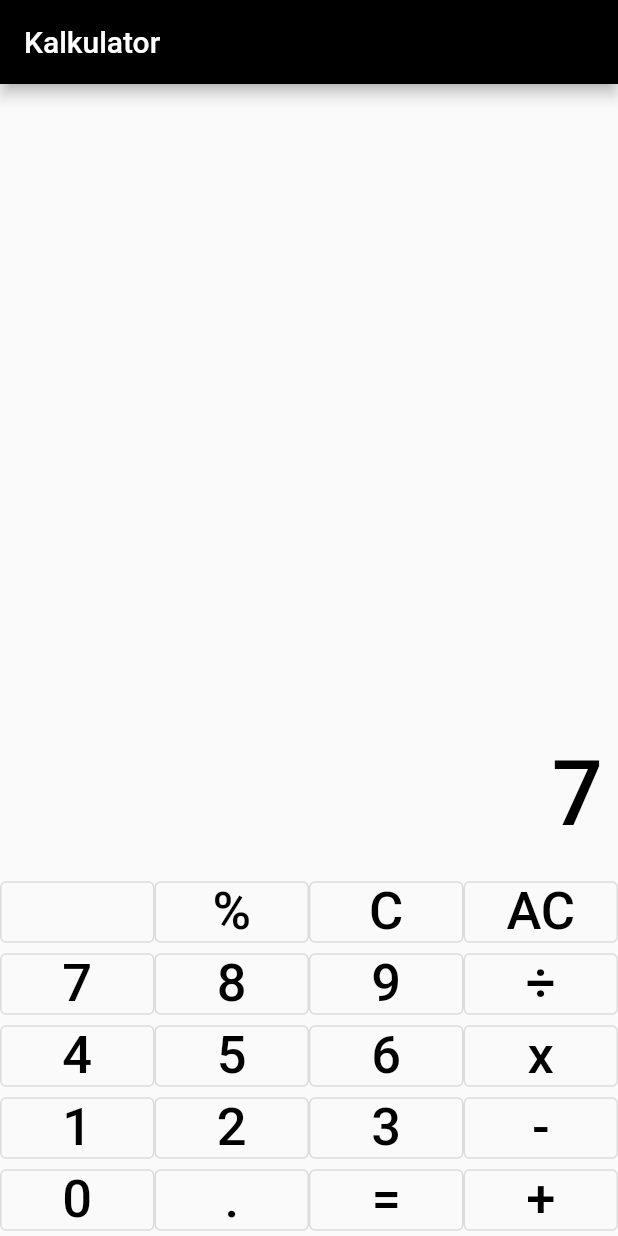
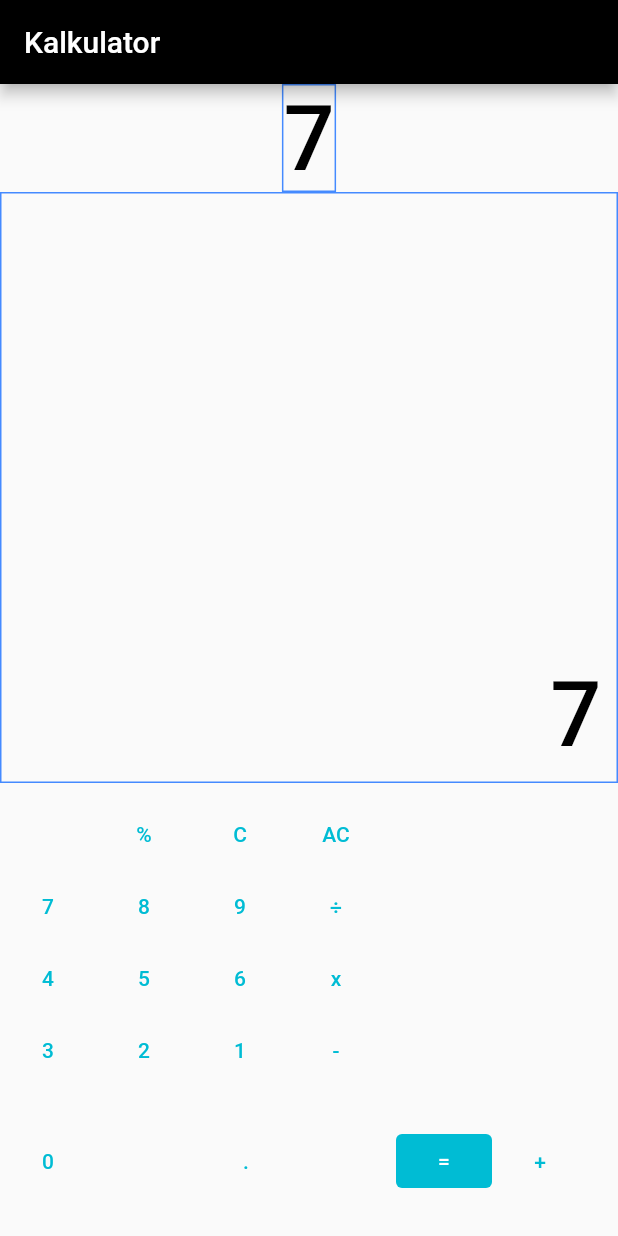
Before and after one commit to Gwarnick5/kalkulator, a Flutter app: the screen it shows after launch, after a tap on an icon or button, on a phone screen of 412 x 824 dp. Run offline on Flutter 3.47's test engine with Material 2 defaults, Android fonts, the phone set to English and light mode, and no system bars.

Commit message:
Wersja druga

```diff
--- a/lib/main.dart
+++ b/lib/main.dart
@@ -1,8 +1,8 @@
 import 'package:flutter/material.dart';
 void main() {
-  runApp(myApp());
+  runApp(MyApp());
 }
-class myApp extends StatelessWidget {
+class MyApp extends StatelessWidget {
   @override
   Widget build(BuildContext context) {
     return MaterialApp(
@@ -30,12 +30,23 @@ class _HomePageState extends State<HomePage> {
           ),
         ),
         backgroundColor: Colors.black,
-
       ),
       body: Container(
         child: Column(
           mainAxisAlignment: MainAxisAlignment.end,
-          children: <Widget>[
+          children:[
+            Container(
+              child: Text(
+                wynik,
+                style: TextStyle(
+                    fontSize: 60,
+                    fontWeight: FontWeight.w500,
+                    color: Colors.black),
+              ),
+              decoration: BoxDecoration(
+                  border: Border.all(color: Colors.blueAccent)
+              ),
+            ),
             Expanded(
               child: Container(
                 margin: const EdgeInsets.only(bottom: 10.0),
@@ -48,46 +59,52 @@ class _HomePageState extends State<HomePage> {
                       fontWeight: FontWeight.w500,
                       color: Colors.black),
                 ),
+                decoration: BoxDecoration(
+                    border: Border.all(color: Colors.blueAccent)
+                ),
               ),
             ),
             Row(
               children: <Widget>[
-                Button(""),
-                Button("%"),
-                Button("C"),
-                Button("AC"),
+                TextButton(onPressed: ()=> btnClicked(""), child: Text(""), style: TextButton.styleFrom(),),
+                TextButton(onPressed: ()=> btnClicked('%'), child: Text("%"), style: TextButton.styleFrom(),),
+                TextButton(onPressed: ()=> btnClicked('C'), child: Text("C"), style: TextButton.styleFrom(),),
+                TextButton(onPressed: ()=> btnClicked('AC'), child: Text("AC"), style: TextButton.styleFrom(),),
               ],
             ),
             Row(
               children: <Widget>[
-                Button("7"),
-                Button("8"),
-                Button("9"),
-                Button("÷"),
+                TextButton(onPressed: ()=> btnClicked('7'), child: Text("7"), style: TextButton.styleFrom(),),
+                TextButton(onPressed: ()=> btnClicked('8'), child: Text("8"), style: TextButton.styleFrom(),),
+                TextButton(onPressed: ()=> btnClicked('9'), child: Text("9"), style: TextButton.styleFrom(),),
+                TextButton(onPressed: ()=> btnClicked('÷'), child: Text("÷"), style: TextButton.styleFrom(),),
               ],
             ),
             Row(
               children: <Widget>[
-                Button("4"),
-                Button("5"),
-                Button("6"),
-                Button("x"),
+                TextButton(onPressed: ()=> btnClicked('4'), child: Text("4"), style: TextButton.styleFrom(),),
+                TextButton(onPressed: ()=> btnClicked('5'), child: Text("5"), style: TextButton.styleFrom(),),
+                TextButton(onPressed: ()=> btnClicked('6'), child: Text("6"), style: TextButton.styleFrom(),),
+                TextButton(onPressed: ()=> btnClicked('x'), child: Text("x"), style: TextButton.styleFrom(),),
+
               ],
             ),
             Row(
               children: <Widget>[
-                Button("1"),
-                Button("2"),
-                Button("3"),
-                Button("-"),
+                TextButton(onPressed: ()=> btnClicked('3'), child: Text("3"), style: TextButton.styleFrom(),),
+                TextButton(onPressed: ()=> btnClicked('2'), child: Text("2"), style: TextButton.styleFrom(),),
+                TextButton(onPressed: ()=> btnClicked('1'), child: Text("1"), style: TextButton.styleFrom(),),
+                TextButton(onPressed: ()=> btnClicked('-'), child: Text("-"), style: TextButton.styleFrom(),),
+
               ],
             ),
             Row(
               children: <Widget>[
-                Button("0"),
-                Button("."),
-                Button("="),
-                Button("+"),
+                TextButton(onPressed: ()=> btnClicked('0'), child: Text("0"), style: TextButton.styleFrom(),),
+                TextButton(onPressed: ()=> btnClicked('.'), child: Text("."), style: TextButton.styleFrom(fixedSize: Size(200, 100)),),
+                TextButton(onPressed: ()=> btnClicked('='), child: Text("="), style: TextButton.styleFrom(backgroundColor: Colors.cyan, foregroundColor: Colors.white),),
+                TextButton(onPressed: ()=> btnClicked('+'), child: Text("+"), style: TextButton.styleFrom(padding: EdgeInsets.symmetric(vertical: 10),),),
+
               ],
             ),
           ],
@@ -95,66 +112,59 @@ class _HomePageState extends State<HomePage> {
       ),
     );
   }
-  Widget Button(String value) {
-    return Expanded(
-      child: OutlinedButton(
 
-        onPressed: () => btnClicked(value),
-        child: Text(
-          value,
-          style: TextStyle(fontSize: 35.0, color: Colors.black),
-        ),
-      ),
-    );
-  }
-  double num1 = 0;
-  double num2 = 0;
-  String res = "";
-  String text = "";
-  String opp = "";
+  String text = "", wynik = "", opp = "";
+  double a = 0, b = 0;
   void btnClicked(String btnText) {
-    if (btnText == "AC") {
-      res = "";
+    if(btnText == "C"){
+      text = text.substring(0, text.length - 1);
+      wynik = wynik.substring(0, wynik.length - 1);
+    }
+    else if(btnText == "AC"){
       text = "";
-      num1 = 0;
-      num2 = 0;
+      wynik = "";
+      opp = "";
+      a = 0;
+      b = 0;
     }
-    else if(btnText == "C"){
-      res = res.substring(0, res.length - 1);
+    else if(btnText == "."){
+      if(!text.contains(".")){
+        text += ".";
+      }
     }
-    else if (btnText == "+" || btnText == "-" || btnText == "x" || btnText == "÷" || btnText == "%") {
-      num1 = double.parse(text);
-      res = "";
-      opp = btnText;
+    else if(btnText == "+" || btnText == "-" || btnText == "x" || btnText == "÷" || btnText == "%"){
+        opp = btnText;
+        wynik += btnText;
+        a = double.parse(text);
+        text = "";
     }
-    else if (btnText == "=") {
-      num2 = double.parse(text);
+    else if(btnText == "="){
+      wynik += "=";
+      b = double.parse(text);
       if (opp == "+") {
-        res = (num1 + num2).toString();
+        text = (a + b).toString();
       }
       else if (opp == "-") {
-        res = (num1 - num2).toString();
+        text = (a - b).toString();
       }
       else if (opp == "x") {
-        res = (num1 * num2).toString();
+        text = (a * b).toString();
       }
       else if (opp == "÷") {
-        res = (num1 / num2).toString();
+        text = (a / b).toString();
       }
       else if (opp == "%") {
-        //res = double.parse(res / 100).toString();
+        text = (a % b).toString();
       }
+      opp = "";
     }
-    else if(btnText == "."){
-      if(!res.contains(".")){
-        res = res + ".";
-      }
-    }
-    else {
-      res = text + btnText;
+    else{
+      text = text + btnText;
+      wynik += btnText;
     }
     setState(() {
-      text = res;
+      text = text;
+
     });
   }
 }
```
Also changed, not shown: 1 other file.
